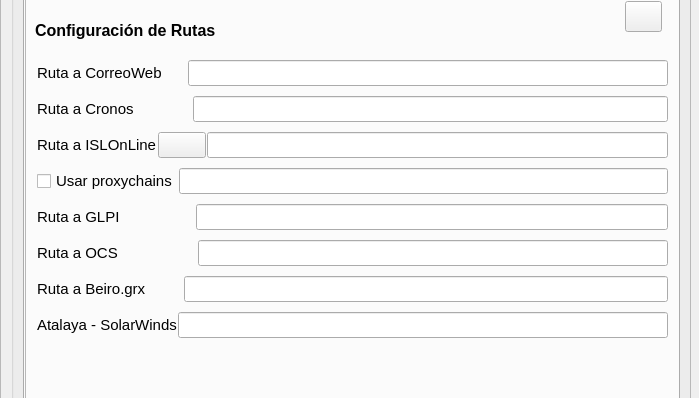
Before: the Qt Designer form configuracion.ui in kapazao/GrxMenu, drawn with Qt 5; both pictures show x 0 to 699 and y 83 to 481 of the 699 by 609 pixel window.
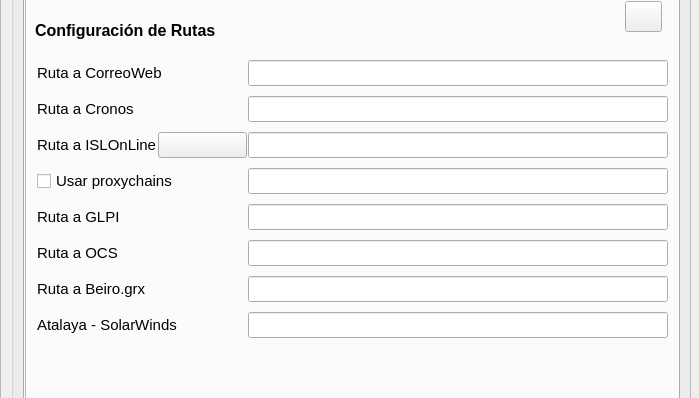
After: the same form once the commit is applied. The open tabs and pages were chosen to show the change. Icons and pictures are not drawn.

What changed in the file:
```diff
--- a/configuracion.ui
+++ b/configuracion.ui
@@ -360,7 +360,14 @@
                </widget>
               </item>
               <item>
-               <widget class="QLineEdit" name="correoweb"/>
+               <widget class="QLineEdit" name="correoweb">
+                <property name="maximumSize">
+                 <size>
+                  <width>420</width>
+                  <height>16777215</height>
+                 </size>
+                </property>
+               </widget>
               </item>
              </layout>
             </item>
@@ -374,7 +381,14 @@
                </widget>
               </item>
               <item>
-               <widget class="QLineEdit" name="cronos"/>
+               <widget class="QLineEdit" name="cronos">
+                <property name="maximumSize">
+                 <size>
+                  <width>420</width>
+                  <height>16777215</height>
+                 </size>
+                </property>
+               </widget>
               </item>
              </layout>
             </item>
@@ -403,7 +417,14 @@
                </layout>
               </item>
               <item>
-               <widget class="QLineEdit" name="ISL"/>
+               <widget class="QLineEdit" name="ISL">
+                <property name="maximumSize">
+                 <size>
+                  <width>420</width>
+                  <height>16777215</height>
+                 </size>
+                </property>
+               </widget>
               </item>
              </layout>
             </item>
@@ -417,7 +438,14 @@
                </widget>
               </item>
               <item>
-               <widget class="QLineEdit" name="proxychains"/>
+               <widget class="QLineEdit" name="proxychains">
+                <property name="maximumSize">
+                 <size>
+                  <width>420</width>
+                  <height>16777215</height>
+                 </size>
+                </property>
+               </widget>
               </item>
              </layout>
             </item>
@@ -431,7 +459,14 @@
                </widget>
               </item>
               <item>
-               <widget class="QLineEdit" name="GLPI"/>
+               <widget class="QLineEdit" name="GLPI">
+                <property name="maximumSize">
+                 <size>
+                  <width>420</width>
+                  <height>16777215</height>
+                 </size>
+                </property>
+               </widget>
               </item>
              </layout>
             </item>
@@ -446,6 +481,12 @@
               </item>
               <item>
                <widget class="QLineEdit" name="OCS">
+                <property name="maximumSize">
+                 <size>
+                  <width>420</width>
+                  <height>16777215</height>
+                 </size>
+                </property>
                 <property name="toolTip">
                  <string>Usuario administrador de los equipos linux</string>
                 </property>
@@ -463,7 +504,14 @@
                </widget>
               </item>
               <item>
-               <widget class="QLineEdit" name="beiro"/>
+               <widget class="QLineEdit" name="beiro">
+                <property name="maximumSize">
+                 <size>
+                  <width>420</width>
+                  <height>16777215</height>
+                 </size>
+                </property>
+               </widget>
               </item>
              </layout>
             </item>
@@ -477,7 +525,14 @@
                </widget>
               </item>
               <item>
-               <widget class="QLineEdit" name="atalaya"/>
+               <widget class="QLineEdit" name="atalaya">
+                <property name="maximumSize">
+                 <size>
+                  <width>420</width>
+                  <height>16777215</height>
+                 </size>
+                </property>
+               </widget>
               </item>
              </layout>
             </item>
```
Left out of the diff: 2 changed lines with no effect on the pictures.
